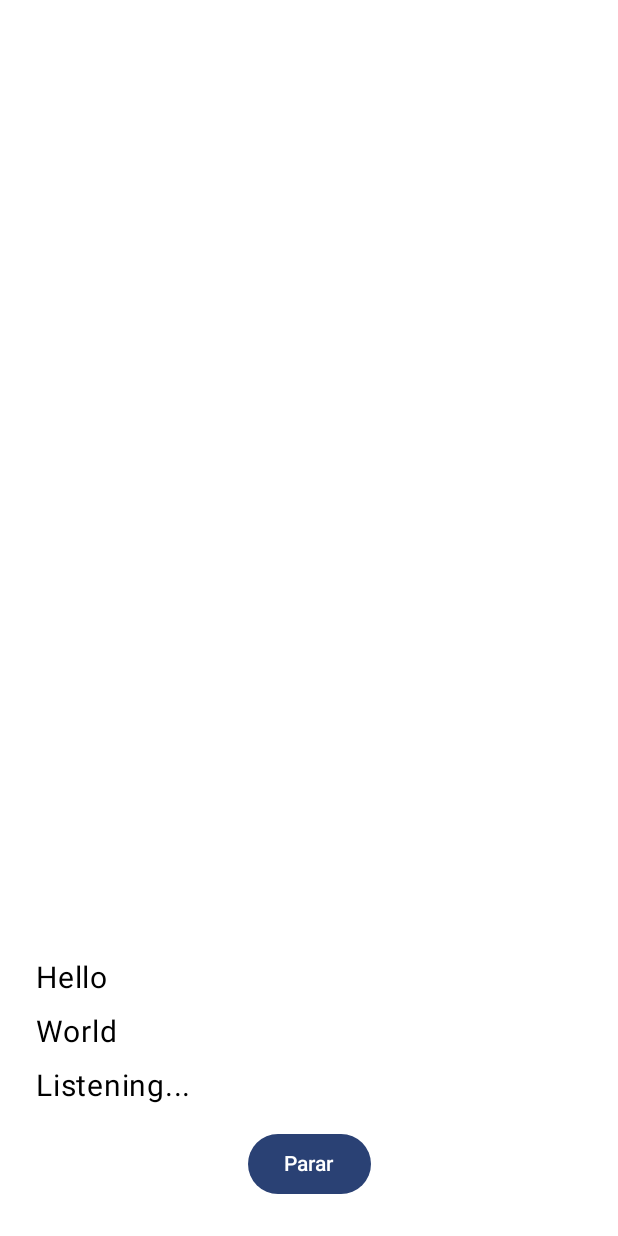
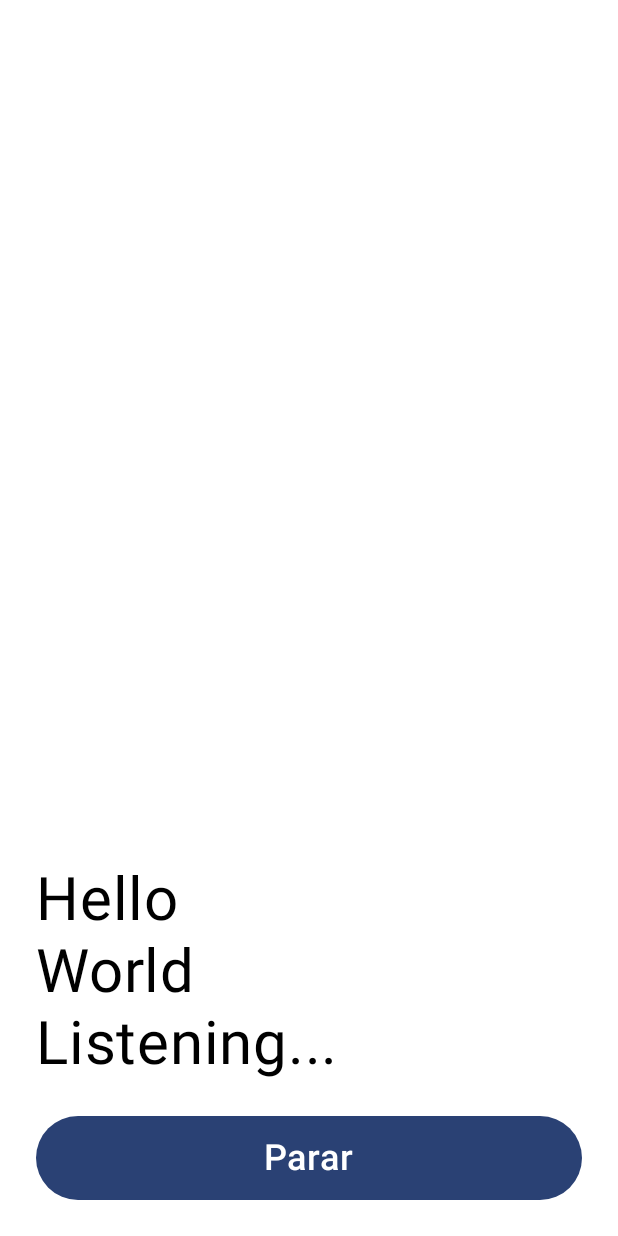
Before and after one commit to danngalann/livecaption, an Android app built with Jetpack Compose: the @Preview function HomeScreenPreview, on a phone screen of 412 x 824 dp. Run offline under Robolectric (Android 15) with nearby library versions, the phone set to English and light mode, and no system bars.

Commit message:
Tweak text and button size

```diff
--- a/app/src/main/java/com/danngalann/livecaption/ui/home/HomeScreen.kt
+++ b/app/src/main/java/com/danngalann/livecaption/ui/home/HomeScreen.kt
@@ -39,6 +39,8 @@ private fun HomeScreenContent(
     modifier: Modifier = Modifier
 ) {
     val listState = rememberLazyListState()
+    val captionTextSize = 40.sp
+    val captionLineHeight = 48.sp
 
     // Auto-scroll to bottom (index 0 in reversed layout) when new transcript arrives
     LaunchedEffect(state.transcripts.size, state.partialText) {
@@ -66,8 +68,8 @@ private fun HomeScreenContent(
                 item {
                     Text(
                         text = state.partialText,
-                        fontSize = 20.sp,
-                        modifier = Modifier.padding(top = 12.dp)
+                        fontSize = captionTextSize,
+                        lineHeight = captionLineHeight,
                     )
                 }
             }
@@ -76,13 +78,13 @@ private fun HomeScreenContent(
             items(state.transcripts.reversed()) { text ->
                 Text(
                     text = text,
-                    fontSize = 20.sp,
-                    modifier = Modifier.padding(top = 12.dp)
+                    fontSize = captionTextSize,
+                    lineHeight = captionLineHeight,
                 )
             }
         }
 
-        Spacer(Modifier.height(16.dp))
+        Spacer(Modifier.height(24.dp))
 
         // ===== Controls =====
         Row(
@@ -90,12 +92,22 @@ private fun HomeScreenContent(
             horizontalArrangement = Arrangement.Center
         ) {
             if (!state.isRecording) {
-                Button(onClick = onStart) {
-                    Text("Escuchar")
+                Button(
+                    onClick = onStart,
+                    modifier = Modifier
+                        .fillMaxWidth()
+                        .height(56.dp)
+                ) {
+                    Text("Escuchar", fontSize = 24.sp)
                 }
             } else {
-                Button(onClick = onStop) {
-                    Text("Parar")
+                Button(
+                    onClick = onStop,
+                    modifier = Modifier
+                        .fillMaxWidth()
+                        .height(56.dp)
+                ) {
+                    Text("Parar", fontSize = 24.sp)
                 }
             }
         }
```
